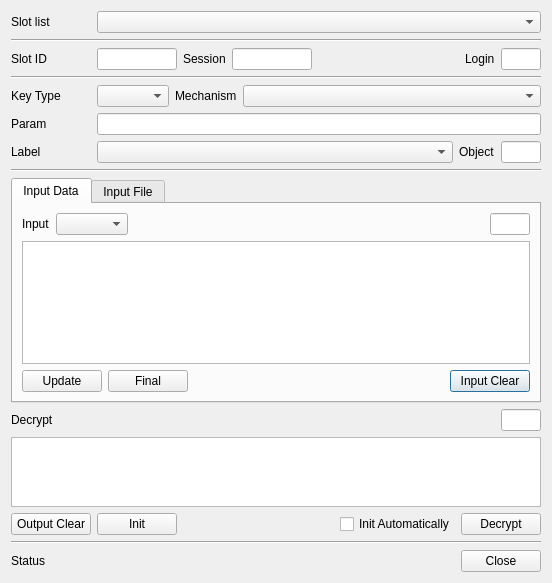
Old version of the form CryptokiMan/decrypt_dlg.ui in the repository jykim74/CryptokiMan.
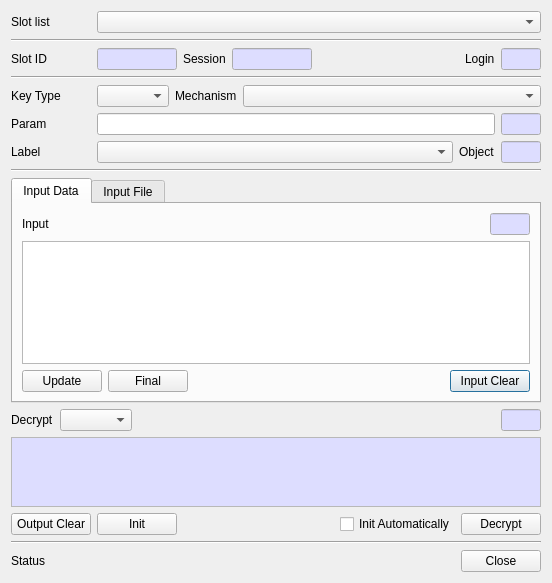
New version of the form. The open tabs and pages were chosen to show the change.

Commit message: Encrypt/Decrypt 파일 모드 오류 수정

```diff
--- a/CryptokiMan/decrypt_dlg.ui
+++ b/CryptokiMan/decrypt_dlg.ui
@@ -77,6 +77,46 @@
          <height>16777215</height>
         </size>
        </property>
+       <property name="palette">
+        <palette>
+         <active>
+          <colorrole role="Base">
+           <brush brushstyle="SolidPattern">
+            <color alpha="255">
+             <red>221</red>
+             <green>221</green>
+             <blue>255</blue>
+            </color>
+           </brush>
+          </colorrole>
+         </active>
+         <inactive>
+          <colorrole role="Base">
+           <brush brushstyle="SolidPattern">
+            <color alpha="255">
+             <red>221</red>
+             <green>221</green>
+             <blue>255</blue>
+            </color>
+           </brush>
+          </colorrole>
+         </inactive>
+         <disabled>
+          <colorrole role="Base">
+           <brush brushstyle="SolidPattern">
+            <color alpha="255">
+             <red>240</red>
+             <green>240</green>
+             <blue>240</blue>
+            </color>
+           </brush>
+          </colorrole>
+         </disabled>
+        </palette>
+       </property>
+       <property name="readOnly">
+        <bool>true</bool>
+       </property>
       </widget>
      </item>
      <item>
@@ -94,6 +134,46 @@
          <height>16777215</height>
         </size>
        </property>
+       <property name="palette">
+        <palette>
+         <active>
+          <colorrole role="Base">
+           <brush brushstyle="SolidPattern">
+            <color alpha="255">
+             <red>221</red>
+             <green>221</green>
+             <blue>255</blue>
+            </color>
+           </brush>
+          </colorrole>
+         </active>
+         <inactive>
+          <colorrole role="Base">
+           <brush brushstyle="SolidPattern">
+            <color alpha="255">
+             <red>221</red>
+             <green>221</green>
+             <blue>255</blue>
+            </color>
+           </brush>
+          </colorrole>
+         </inactive>
+         <disabled>
+          <colorrole role="Base">
+           <brush brushstyle="SolidPattern">
+            <color alpha="255">
+             <red>240</red>
+             <green>240</green>
+             <blue>240</blue>
+            </color>
+           </brush>
+          </colorrole>
+         </disabled>
+        </palette>
+       </property>
+       <property name="readOnly">
+        <bool>true</bool>
+       </property>
       </widget>
      </item>
      <item>
@@ -124,6 +204,46 @@
          <height>16777215</height>
         </size>
        </property>
+       <property name="palette">
+        <palette>
+         <active>
+          <colorrole role="Base">
+           <brush brushstyle="SolidPattern">
+            <color alpha="255">
+             <red>221</red>
+             <green>221</green>
+             <blue>255</blue>
+            </color>
+           </brush>
+          </colorrole>
+         </active>
+         <inactive>
+          <colorrole role="Base">
+           <brush brushstyle="SolidPattern">
+            <color alpha="255">
+             <red>221</red>
+             <green>221</green>
+             <blue>255</blue>
+            </color>
+           </brush>
+          </colorrole>
+         </inactive>
+         <disabled>
+          <colorrole role="Base">
+           <brush brushstyle="SolidPattern">
+            <color alpha="255">
+             <red>240</red>
+             <green>240</green>
+             <blue>240</blue>
+            </color>
+           </brush>
+          </colorrole>
+         </disabled>
+        </palette>
+       </property>
+       <property name="readOnly">
+        <bool>true</bool>
+       </property>
       </widget>
      </item>
     </layout>
@@ -186,25 +306,6 @@
      <property name="topMargin">
       <number>0</number>
      </property>
-     <item row="0" column="0">
-      <widget class="QLabel" name="label_7">
-       <property name="minimumSize">
-        <size>
-         <width>80</width>
-         <height>0</height>
-        </size>
-       </property>
-       <property name="maximumSize">
-        <size>
-         <width>80</width>
-         <height>16777215</height>
-        </size>
-       </property>
-       <property name="text">
-        <string>Param</string>
-       </property>
-      </widget>
-     </item>
      <item row="0" column="1">
       <widget class="QLineEdit" name="mParamText">
        <property name="maximumSize">
@@ -215,6 +316,81 @@
        </property>
       </widget>
      </item>
+     <item row="0" column="0">
+      <widget class="QLabel" name="label_7">
+       <property name="minimumSize">
+        <size>
+         <width>80</width>
+         <height>0</height>
+        </size>
+       </property>
+       <property name="maximumSize">
+        <size>
+         <width>80</width>
+         <height>16777215</height>
+        </size>
+       </property>
+       <property name="text">
+        <string>Param</string>
+       </property>
+      </widget>
+     </item>
+     <item row="0" column="2">
+      <widget class="QLineEdit" name="mParamLenText">
+       <property name="minimumSize">
+        <size>
+         <width>40</width>
+         <height>0</height>
+        </size>
+       </property>
+       <property name="maximumSize">
+        <size>
+         <width>40</width>
+         <height>16777215</height>
+        </size>
+       </property>
+       <property name="palette">
+        <palette>
+         <active>
+          <colorrole role="Base">
+           <brush brushstyle="SolidPattern">
+            <color alpha="255">
+             <red>221</red>
+             <green>221</green>
+             <blue>255</blue>
+            </color>
+           </brush>
+          </colorrole>
+         </active>
+         <inactive>
+          <colorrole role="Base">
+           <brush brushstyle="SolidPattern">
+            <color alpha="255">
+             <red>221</red>
+             <green>221</green>
+             <blue>255</blue>
+            </color>
+           </brush>
+          </colorrole>
+         </inactive>
+         <disabled>
+          <colorrole role="Base">
+           <brush brushstyle="SolidPattern">
+            <color alpha="255">
+             <red>240</red>
+             <green>240</green>
+             <blue>240</blue>
+            </color>
+           </brush>
+          </colorrole>
+         </disabled>
+        </palette>
+       </property>
+       <property name="readOnly">
+        <bool>true</bool>
+       </property>
+      </widget>
+     </item>
     </layout>
    </item>
    <item>
@@ -266,6 +442,46 @@
          <height>16777215</height>
         </size>
        </property>
+       <property name="palette">
+        <palette>
+         <active>
+          <colorrole role="Base">
+           <brush brushstyle="SolidPattern">
+            <color alpha="255">
+             <red>221</red>
+             <green>221</green>
+             <blue>255</blue>
+            </color>
+           </brush>
+          </colorrole>
+         </active>
+         <inactive>
+          <colorrole role="Base">
+           <brush brushstyle="SolidPattern">
+            <color alpha="255">
+             <red>221</red>
+             <green>221</green>
+             <blue>255</blue>
+            </color>
+           </brush>
+          </colorrole>
+         </inactive>
+         <disabled>
+          <colorrole role="Base">
+           <brush brushstyle="SolidPattern">
+            <color alpha="255">
+             <red>240</red>
+             <green>240</green>
+             <blue>240</blue>
+            </color>
+           </brush>
+          </colorrole>
+         </disabled>
+        </palette>
+       </property>
+       <property name="readOnly">
+        <bool>true</bool>
+       </property>
       </widget>
      </item>
     </layout>
@@ -280,7 +496,7 @@
    <item>
     <widget class="QTabWidget" name="mInputTab">
      <property name="currentIndex">
-      <number>1</number>
+      <number>0</number>
      </property>
      <widget class="QWidget" name="tab_2">
       <attribute name="title">
@@ -292,9 +508,6 @@
          <property name="topMargin">
           <number>0</number>
          </property>
-         <item row="0" column="1">
-          <widget class="QComboBox" name="mInputCombo"/>
-         </item>
          <item row="0" column="3">
           <widget class="QLineEdit" name="mInputLenText">
            <property name="minimumSize">
@@ -309,6 +522,46 @@
              <height>16777215</height>
             </size>
            </property>
+           <property name="palette">
+            <palette>
+             <active>
+              <colorrole role="Base">
+               <brush brushstyle="SolidPattern">
+                <color alpha="255">
+                 <red>221</red>
+                 <green>221</green>
+                 <blue>255</blue>
+                </color>
+               </brush>
+              </colorrole>
+             </active>
+             <inactive>
+              <colorrole role="Base">
+               <brush brushstyle="SolidPattern">
+                <color alpha="255">
+                 <red>221</red>
+                 <green>221</green>
+                 <blue>255</blue>
+                </color>
+               </brush>
+              </colorrole>
+             </inactive>
+             <disabled>
+              <colorrole role="Base">
+               <brush brushstyle="SolidPattern">
+                <color alpha="255">
+                 <red>240</red>
+                 <green>240</green>
+                 <blue>240</blue>
+                </color>
+               </brush>
+              </colorrole>
+             </disabled>
+            </palette>
+           </property>
+           <property name="readOnly">
+            <bool>true</bool>
+           </property>
           </widget>
          </item>
          <item row="0" column="0">
@@ -950,7 +1203,7 @@
      <property name="topMargin">
       <number>0</number>
      </property>
-     <item row="0" column="2">
+     <item row="0" column="3">
       <widget class="QLineEdit" name="mOutputLenText">
        <property name="minimumSize">
         <size>
@@ -964,6 +1217,46 @@
          <height>16777215</height>
         </size>
        </property>
+       <property name="palette">
+        <palette>
+         <active>
+          <colorrole role="Base">
+           <brush brushstyle="SolidPattern">
+            <color alpha="255">
+             <red>221</red>
+             <green>221</green>
+             <blue>255</blue>
+            </color>
+           </brush>
+          </colorrole>
+         </active>
+         <inactive>
+          <colorrole role="Base">
+           <brush brushstyle="SolidPattern">
+            <color alpha="255">
+             <red>221</red>
+             <green>221</green>
+             <blue>255</blue>
+            </color>
+           </brush>
+          </colorrole>
+         </inactive>
+         <disabled>
+          <colorrole role="Base">
+           <brush brushstyle="SolidPattern">
+            <color alpha="255">
+             <red>240</red>
+             <green>240</green>
+             <blue>240</blue>
+            </color>
+           </brush>
+          </colorrole>
+         </disabled>
+        </palette>
+       </property>
+       <property name="readOnly">
+        <bool>true</bool>
+       </property>
       </widget>
      </item>
      <item row="0" column="0">
@@ -973,7 +1266,7 @@
        </property>
       </widget>
      </item>
-     <item row="0" column="1">
+     <item row="0" column="2">
       <spacer name="horizontalSpacer_6">
        <property name="orientation">
         <enum>Qt::Horizontal</enum>
@@ -986,10 +1279,54 @@
        </property>
       </spacer>
      </item>
+     <item row="0" column="1">
+      <widget class="QComboBox" name="mOutputCombo"/>
+     </item>
     </layout>
    </item>
    <item>
-    <widget class="QPlainTextEdit" name="mOutputText"/>
+    <widget class="QPlainTextEdit" name="mOutputText">
+     <property name="palette">
+      <palette>
+       <active>
+        <colorrole role="Base">
+         <brush brushstyle="SolidPattern">
+          <color alpha="255">
+           <red>221</red>
+           <green>221</green>
+           <blue>255</blue>
+          </color>
+         </brush>
+        </colorrole>
+       </active>
+       <inactive>
+        <colorrole role="Base">
+         <brush brushstyle="SolidPattern">
+          <color alpha="255">
+           <red>221</red>
+           <green>221</green>
+           <blue>255</blue>
+          </color>
+         </brush>
+        </colorrole>
+       </inactive>
+       <disabled>
+        <colorrole role="Base">
+         <brush brushstyle="SolidPattern">
+          <color alpha="255">
+           <red>240</red>
+           <green>240</green>
+           <blue>240</blue>
+          </color>
+         </brush>
+        </colorrole>
+       </disabled>
+      </palette>
+     </property>
+     <property name="readOnly">
+      <bool>true</bool>
+     </property>
+    </widget>
    </item>
    <item>
     <layout class="QHBoxLayout" name="horizontalLayout_2">
```
The commit also changes 7 other files.
